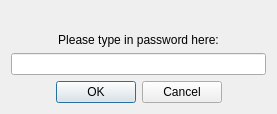
This is client/connectdb_widget.ui in dmytrobogovych/noo as Qt 5 draws it before an edit. The edited form follows.
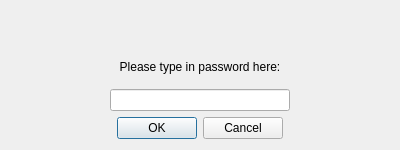
This is the edited form.

Diff of the .ui file:
```diff
--- a/client/connectdb_widget.ui
+++ b/client/connectdb_widget.ui
@@ -6,10 +6,16 @@
    <rect>
     <x>0</x>
     <y>0</y>
-    <width>277</width>
-    <height>114</height>
+    <width>400</width>
+    <height>150</height>
    </rect>
   </property>
+  <property name="sizePolicy">
+   <sizepolicy hsizetype="Expanding" vsizetype="Expanding">
+    <horstretch>0</horstretch>
+    <verstretch>0</verstretch>
+   </sizepolicy>
+  </property>
   <property name="minimumSize">
    <size>
     <width>200</width>
@@ -18,8 +24,8 @@
   </property>
   <property name="maximumSize">
    <size>
-    <width>400</width>
-    <height>150</height>
+    <width>160000</width>
+    <height>250</height>
    </size>
   </property>
   <property name="windowTitle">
@@ -49,8 +55,26 @@
      </property>
     </widget>
    </item>
-   <item>
+   <item alignment="Qt::AlignHCenter">
     <widget class="QLineEdit" name="mPasswordEdit">
+     <property name="sizePolicy">
+      <sizepolicy hsizetype="Expanding" vsizetype="Fixed">
+       <horstretch>0</horstretch>
+       <verstretch>0</verstretch>
+      </sizepolicy>
+     </property>
+     <property name="minimumSize">
+      <size>
+       <width>180</width>
+       <height>0</height>
+      </size>
+     </property>
+     <property name="maximumSize">
+      <size>
+       <width>500</width>
+       <height>16777215</height>
+      </size>
+     </property>
      <property name="echoMode">
       <enum>QLineEdit::Password</enum>
      </property>
```
